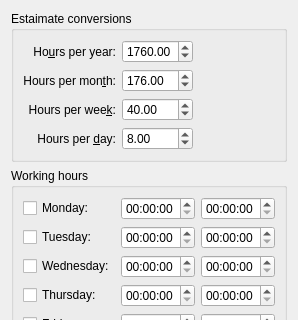
The window that plan/ConfigWorkVacationPanel.ui (KDE/calligra) describes before a commit, drawn with Qt 5; both pictures show x 0 to 298 and y 0 to 320 of the 298 by 558 pixel window.
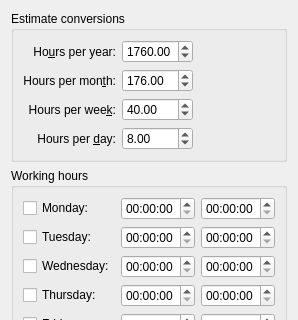
The same window after the commit.

Patch:
```diff
--- a/plan/ConfigWorkVacationPanel.ui
+++ b/plan/ConfigWorkVacationPanel.ui
@@ -19,7 +19,7 @@
    <item>
     <widget class="QGroupBox" name="groupBox">
      <property name="title">
-      <string>Estaimate conversions</string>
+      <string>Estimate conversions</string>
      </property>
      <layout class="QGridLayout" name="gridLayout">
       <item row="0" column="0">
```
